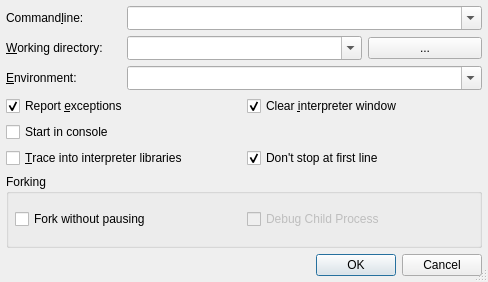
Old version of the form Debugger/StartDebugDialog.ui in the repository testmana2/test.
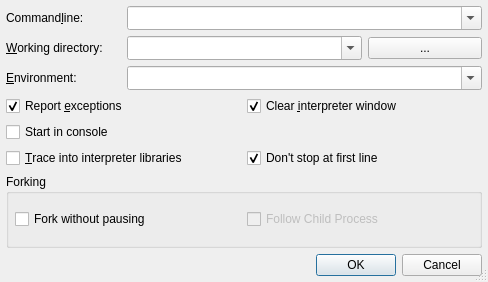
New version of the form.

Diff of the .ui file:
```diff
--- a/Debugger/StartDebugDialog.ui
+++ b/Debugger/StartDebugDialog.ui
@@ -270,7 +270,7 @@
 &lt;p&gt;Select to debug the child process after forking. If it is not selected, the parent process will be debugged. This has no effect, if forking without pausing is not selected.&lt;/p&gt;</string>
         </property>
         <property name="text">
-         <string>Debug Child Process</string>
+         <string>Follow Child Process</string>
         </property>
        </widget>
       </item>
```
